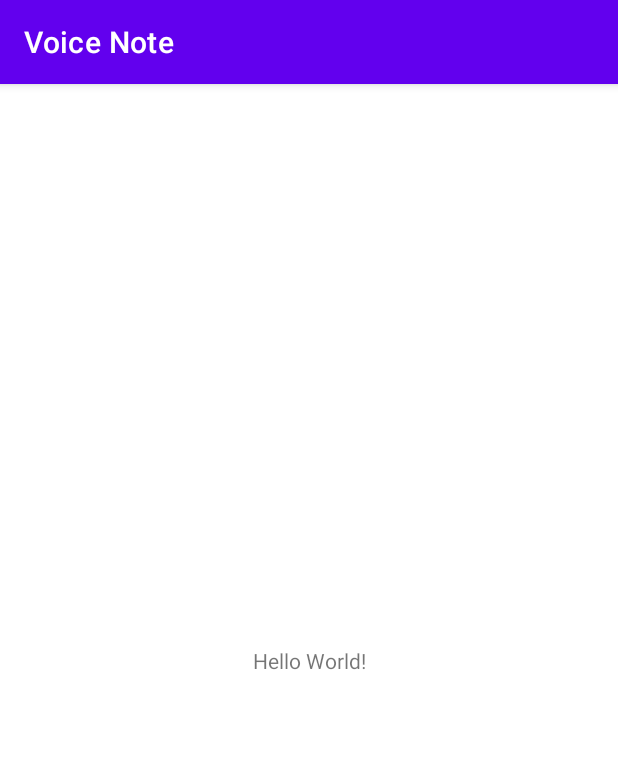
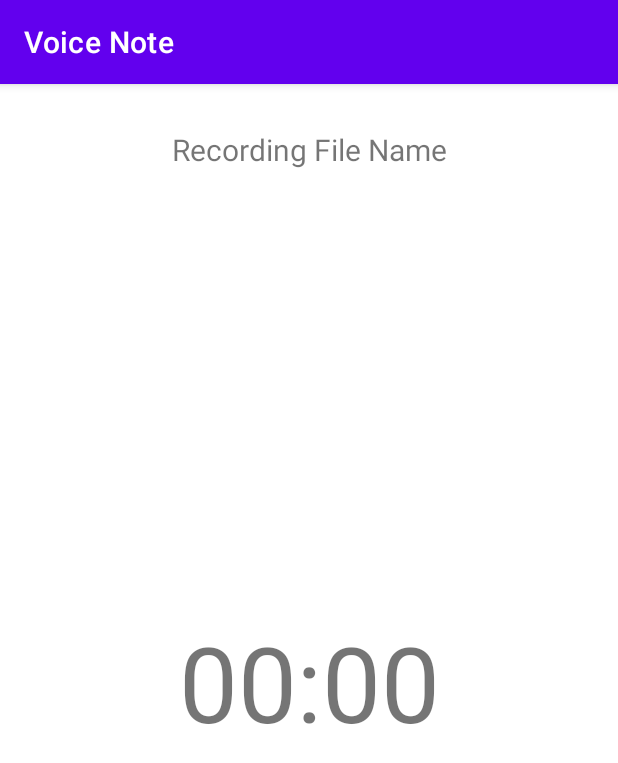
Before and after one commit to AleksaZatezalo/Voice-Note, an Android app: the screen it shows after launch (MainActivity), on a phone screen of 412 x 824 dp. Shown: the top 763 px of the screen. Run offline under Robolectric (Android 15) with nearby library versions, the light colour scheme and no system bars.

Commit message:
Main Screen Activity in Progress.

```diff
--- a/app/build.gradle
+++ b/app/build.gradle
@@ -35,4 +35,6 @@ dependencies {
     testImplementation 'junit:junit:4.13.2'
     androidTestImplementation 'androidx.test.ext:junit:1.1.3'
     androidTestImplementation 'androidx.test.espresso:espresso-core:3.4.0'
+//    def loitteVersion = "4.2.2"
+//    implementation "com.airbnb.android:loitte:$loitteVersion"
 }
--- a/app/src/main/res/layout/activity_main.xml
+++ b/app/src/main/res/layout/activity_main.xml
@@ -1,18 +1,56 @@
 <?xml version="1.0" encoding="utf-8"?>
-<androidx.constraintlayout.widget.ConstraintLayout xmlns:android="http://schemas.android.com/apk/res/android"
+<RelativeLayout xmlns:android="http://schemas.android.com/apk/res/android"
     xmlns:app="http://schemas.android.com/apk/res-auto"
     xmlns:tools="http://schemas.android.com/tools"
     android:layout_width="match_parent"
     android:layout_height="match_parent"
     tools:context=".MainActivity">
 
+
     <TextView
-        android:layout_width="wrap_content"
+        android:id="@+id/tv_recording_path"
+        android:layout_width="300dp"
         android:layout_height="wrap_content"
-        android:text="Hello World!"
-        app:layout_constraintBottom_toBottomOf="parent"
-        app:layout_constraintEnd_toEndOf="parent"
-        app:layout_constraintStart_toStartOf="parent"
-        app:layout_constraintTop_toTopOf="parent" />
+        android:layout_centerHorizontal="true"
+        android:layout_marginTop="30dp"
+        android:max_width="300dp"
+        android:text="Recording File Name"
+        android:textAlignment="center"
+        android:textSize="20sp"
+        >
+    </TextView>
 
-</androidx.constraintlayout.widget.ConstraintLayout>
+    <LinearLayout
+        android:layout_width="match_parent"
+        android:layout_height="wrap_content"
+        android:orientation="vertical"
+        android:id="@+id/ll_time"
+        android:layout_centerInParent="true">
+
+        <TextView
+            android:layout_width="match_parent"
+            android:layout_height="wrap_content"
+            android:text="00:00"
+            android:textAlignment="center"
+            android:layout_marginTop="30dp"
+            android:max_width="300dp"
+            android:textSize="70sp"
+            android:id="@+id/tv_time"
+            >
+        </TextView>
+
+    </LinearLayout>
+
+    <ImageView
+        android:layout_width="match_parent"
+        android:layout_height="wrap_content">
+
+    </ImageView>
+
+    <ImageView
+        android:layout_width="match_parent"
+        android:layout_height="wrap_content">
+
+    </ImageView>
+
+</RelativeLayout>
```
Also changed, not shown: app/src/main/res/drawable/pause.png (added), app/src/main/res/drawable/play.png (added), app/src/main/res/drawable/record.png (added).
